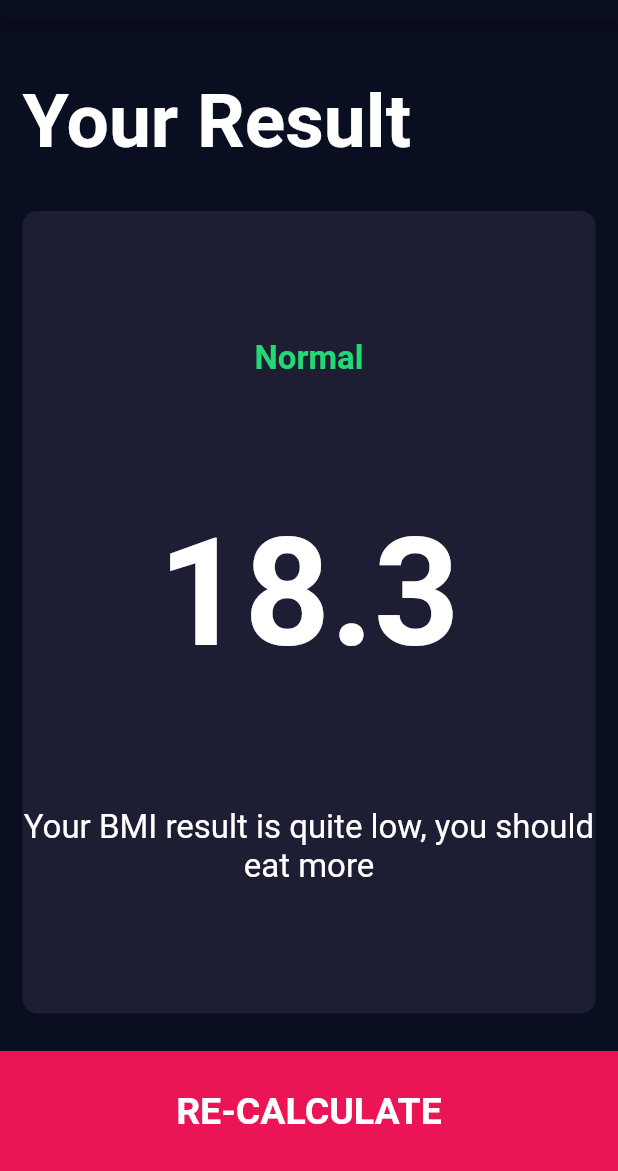
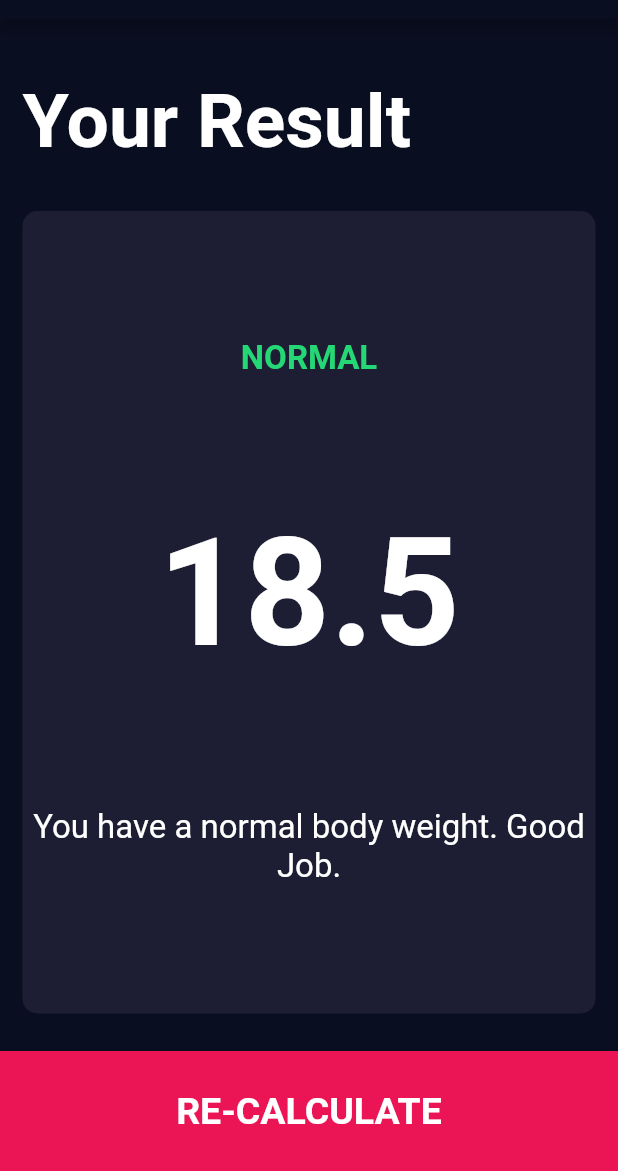
Before and after one commit to SHAH-JI/bmi-calculator-flutter, a Flutter app: the screen it shows after launch, after a tap on "CALCULATE", on a phone screen of 412 x 824 dp, the part 65-1236 px from its top. Run offline on Flutter 3.47's test engine with Material 2 defaults, Android fonts, the phone set to English and light mode, and no system bars; our stand-ins replace font_awesome_flutter.

Commit message:
BMI Functionality
Added full fledge BMI functionality

```diff
--- /dev/null
+++ b/lib/calculator_brain.dart
@@ -0,0 +1,35 @@
+import 'dart:math';
+
+class CalculatorBrain {
+  CalculatorBrain({this.height, this.weight});
+
+  final int height;
+  final int weight;
+
+  double _bmi;
+
+  String calculateBMI() {
+    _bmi = weight / pow(height / 100, 2);
+    return _bmi.toStringAsFixed(1);
+  }
+
+  String getResult() {
+    if (_bmi >= 25) {
+      return 'Overweight';
+    } else if (_bmi >= 18.5) {
+      return 'Normal';
+    } else {
+      return 'Underweight';
+    }
+  }
+
+  String getInterpretation() {
+    if (_bmi >= 25) {
+      return 'You have a higher than normal body weight. Try to exercise more.';
+    } else if (_bmi >= 18.5) {
+      return 'You have a normal body weight. Good Job.';
+    } else {
+      return 'You have a lower than normal body weight. You can eat a bit more.';
+    }
+  }
+}
--- a/lib/screens/input_page.dart
+++ b/lib/screens/input_page.dart
@@ -7,6 +7,7 @@ import '../constants.dart';
 import 'results_page.dart';
 import '../components/bottom_button.dart';
 import '../components/round_icon_button.dart';
+import 'package:bmicalculator/calculator_brain.dart';
 
 enum Gender { male, female }
 
@@ -209,8 +210,17 @@ class _InputPageState extends State<InputPage> {
           BottomButton(
             buttonTitle: 'CALCULATE',
             onTap: () {
-              Navigator.push(context,
-                  MaterialPageRoute(builder: (context) => ResultsPage()));
+              CalculatorBrain calc =
+                  CalculatorBrain(height: height, weight: weight);
+
+              Navigator.push(
+                  context,
+                  MaterialPageRoute(
+                      builder: (context) => ResultsPage(
+                            bmiResult: calc.calculateBMI(),
+                            resultText: calc.getResult(),
+                            interpretation: calc.getInterpretation(),
+                          )));
             },
           ),
         ],
--- a/lib/screens/results_page.dart
+++ b/lib/screens/results_page.dart
@@ -5,6 +5,15 @@ import 'package:flutter/material.dart';
 import '../components/bottom_button.dart';
 
 class ResultsPage extends StatelessWidget {
+  ResultsPage(
+      {@required this.bmiResult,
+      @required this.resultText,
+      @required this.interpretation});
+
+  final String bmiResult;
+  final String resultText;
+  final String interpretation;
+
   @override
   Widget build(BuildContext context) {
     return Scaffold(
@@ -34,15 +43,15 @@ class ResultsPage extends StatelessWidget {
                 crossAxisAlignment: CrossAxisAlignment.center,
                 children: <Widget>[
                   Text(
-                    'Normal',
+                    resultText.toUpperCase(),
                     style: kResultTextStyle,
                   ),
                   Text(
-                    '18.3',
+                    bmiResult,
                     style: kBMITextStyle,
                   ),
                   Text(
-                    'Your BMI result is quite low, you should eat more',
+                    interpretation,
                     style: kBodyTextStyle,
                     textAlign: TextAlign.center,
                   )
```
